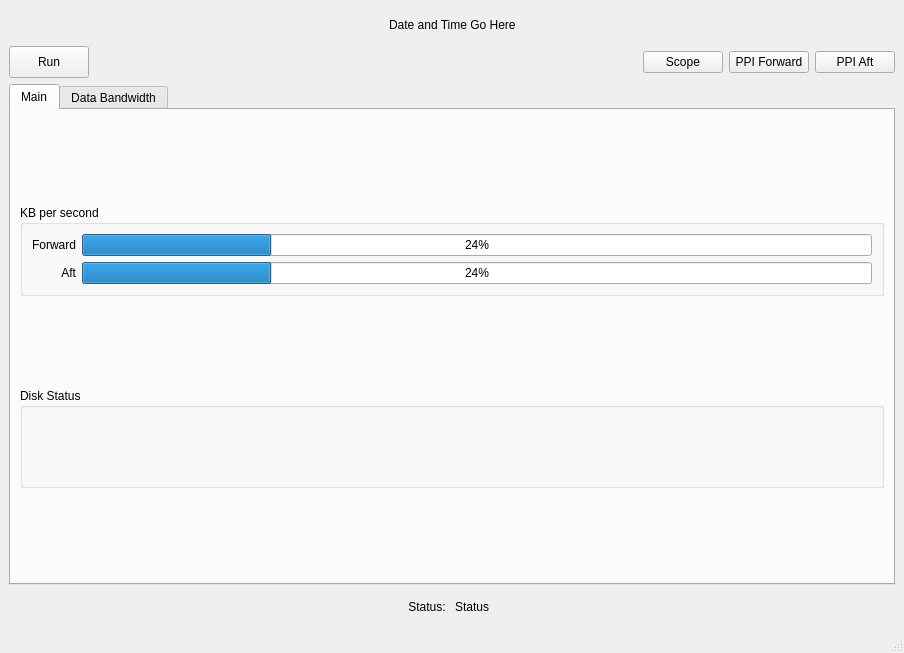
Before: the Qt Designer form eldoragui/EldoraMain.ui in NCAR/eldora_instrument, drawn with Qt 5.
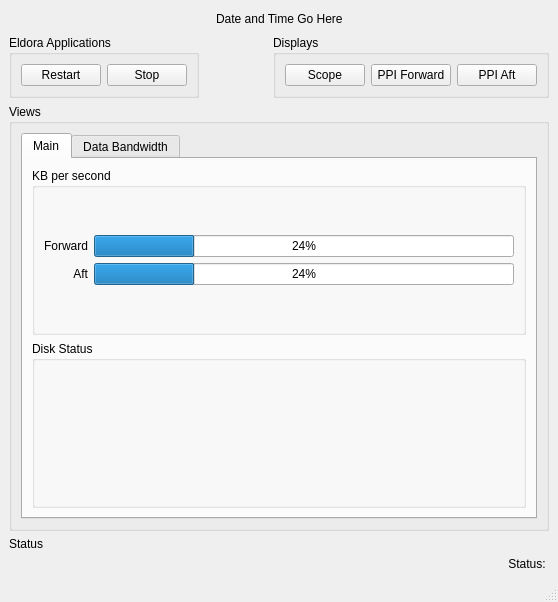
After: the same form once the commit is applied.

Commit message: Reworking the process control.

What changed in the file:
```diff
--- a/eldoragui/EldoraMain.ui
+++ b/eldoragui/EldoraMain.ui
@@ -5,8 +5,8 @@
    <rect>
     <x>0</x>
     <y>0</y>
-    <width>904</width>
-    <height>653</height>
+    <width>558</width>
+    <height>602</height>
    </rect>
   </property>
   <property name="sizePolicy" >
@@ -88,9 +88,13 @@
        <number>6</number>
       </property>
       <item>
+       <widget class="QGroupBox" name="groupBox_4" >
+        <property name="title" >
+         <string>Eldora Applications</string>
+        </property>
        <layout class="QHBoxLayout" >
         <property name="margin" >
-         <number>0</number>
+          <number>9</number>
         </property>
         <property name="spacing" >
          <number>6</number>
@@ -106,14 +110,33 @@
            </sizepolicy>
           </property>
           <property name="text" >
-           <string>Run</string>
+            <string>Restart</string>
           </property>
           <property name="checkable" >
-           <bool>true</bool>
+            <bool>false</bool>
+           </property>
+          </widget>
+         </item>
+         <item>
+          <widget class="QPushButton" name="stopButton" >
+           <property name="sizePolicy" >
+            <sizepolicy>
+             <hsizetype>1</hsizetype>
+             <vsizetype>3</vsizetype>
+             <horstretch>0</horstretch>
+             <verstretch>0</verstretch>
+            </sizepolicy>
+           </property>
+           <property name="text" >
+            <string>Stop</string>
+           </property>
+           <property name="checkable" >
+            <bool>false</bool>
           </property>
          </widget>
         </item>
        </layout>
+       </widget>
       </item>
       <item>
        <spacer>
@@ -129,9 +152,13 @@
        </spacer>
       </item>
       <item>
+       <widget class="QGroupBox" name="groupBox_5" >
+        <property name="title" >
+         <string>Displays</string>
+        </property>
        <layout class="QHBoxLayout" >
         <property name="margin" >
-         <number>0</number>
+          <number>9</number>
         </property>
         <property name="spacing" >
          <number>6</number>
@@ -158,9 +185,22 @@
          </widget>
         </item>
        </layout>
+       </widget>
       </item>
      </layout>
     </item>
+    <item>
+     <widget class="QGroupBox" name="groupBox_6" >
+      <property name="title" >
+       <string>Views</string>
+      </property>
+      <layout class="QVBoxLayout" >
+       <property name="margin" >
+        <number>9</number>
+       </property>
+       <property name="spacing" >
+        <number>6</number>
+       </property>
     <item>
      <widget class="QTabWidget" name="tabWidget" >
       <property name="currentIndex" >
@@ -177,19 +217,6 @@
         <property name="spacing" >
          <number>6</number>
         </property>
-        <item>
-         <spacer>
-          <property name="orientation" >
-           <enum>Qt::Vertical</enum>
-          </property>
-          <property name="sizeHint" >
-           <size>
-            <width>20</width>
-            <height>40</height>
-           </size>
-          </property>
-         </spacer>
-        </item>
         <item>
          <widget class="QGroupBox" name="groupBox_3" >
           <property name="title" >
@@ -255,19 +282,6 @@
           </layout>
          </widget>
         </item>
-        <item>
-         <spacer>
-          <property name="orientation" >
-           <enum>Qt::Vertical</enum>
-          </property>
-          <property name="sizeHint" >
-           <size>
-            <width>20</width>
-            <height>40</height>
-           </size>
-          </property>
-         </spacer>
-        </item>
         <item>
          <widget class="QGroupBox" name="diskStatsBox" >
           <property name="minimumSize" >
@@ -281,19 +295,6 @@
           </property>
          </widget>
         </item>
-        <item>
-         <spacer>
-          <property name="orientation" >
-           <enum>Qt::Vertical</enum>
-          </property>
-          <property name="sizeHint" >
-           <size>
-            <width>20</width>
-            <height>40</height>
-           </size>
-          </property>
-         </spacer>
-        </item>
        </layout>
       </widget>
       <widget class="QWidget" name="tab" >
@@ -563,30 +564,7 @@
       </widget>
      </widget>
     </item>
-    <item>
-     <layout class="QHBoxLayout" >
-      <property name="margin" >
-       <number>0</number>
-      </property>
-      <property name="spacing" >
-       <number>6</number>
-      </property>
-      <item>
-       <widget class="QLabel" name="label" >
-        <property name="sizePolicy" >
-         <sizepolicy>
-          <hsizetype>5</hsizetype>
-          <vsizetype>3</vsizetype>
-          <horstretch>0</horstretch>
-          <verstretch>0</verstretch>
-         </sizepolicy>
-        </property>
-        <property name="text" >
-         <string>Status: </string>
-        </property>
-        <property name="alignment" >
-         <set>Qt::AlignRight|Qt::AlignTrailing|Qt::AlignVCenter</set>
-        </property>
+      </layout>
        </widget>
       </item>
       <item>
@@ -604,7 +582,23 @@
         </property>
        </widget>
       </item>
-     </layout>
+    <item>
+     <widget class="QLabel" name="label" >
+      <property name="sizePolicy" >
+       <sizepolicy>
+        <hsizetype>5</hsizetype>
+        <vsizetype>3</vsizetype>
+        <horstretch>0</horstretch>
+        <verstretch>0</verstretch>
+       </sizepolicy>
+      </property>
+      <property name="text" >
+       <string>Status: </string>
+      </property>
+      <property name="alignment" >
+       <set>Qt::AlignRight|Qt::AlignTrailing|Qt::AlignVCenter</set>
+      </property>
+     </widget>
     </item>
    </layout>
   </widget>
```
Left out of the diff: 4 changed lines with no effect on the pictures. Lines whose indentation alone changed are shown as unchanged. The commit also changes 2 other files.
